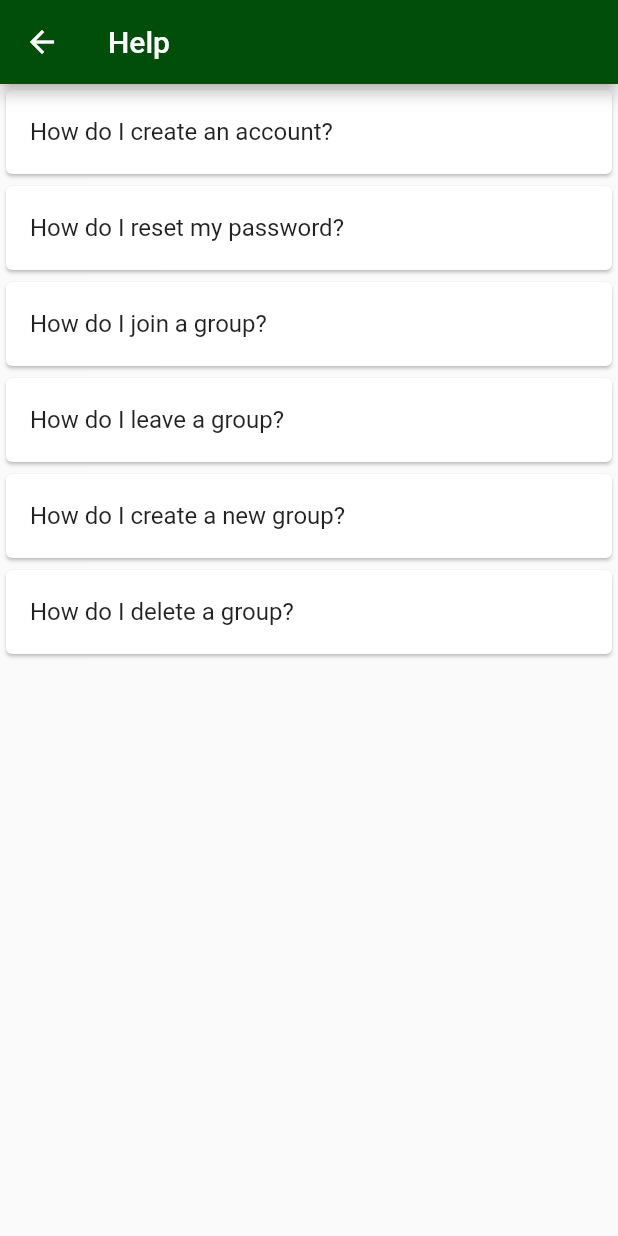
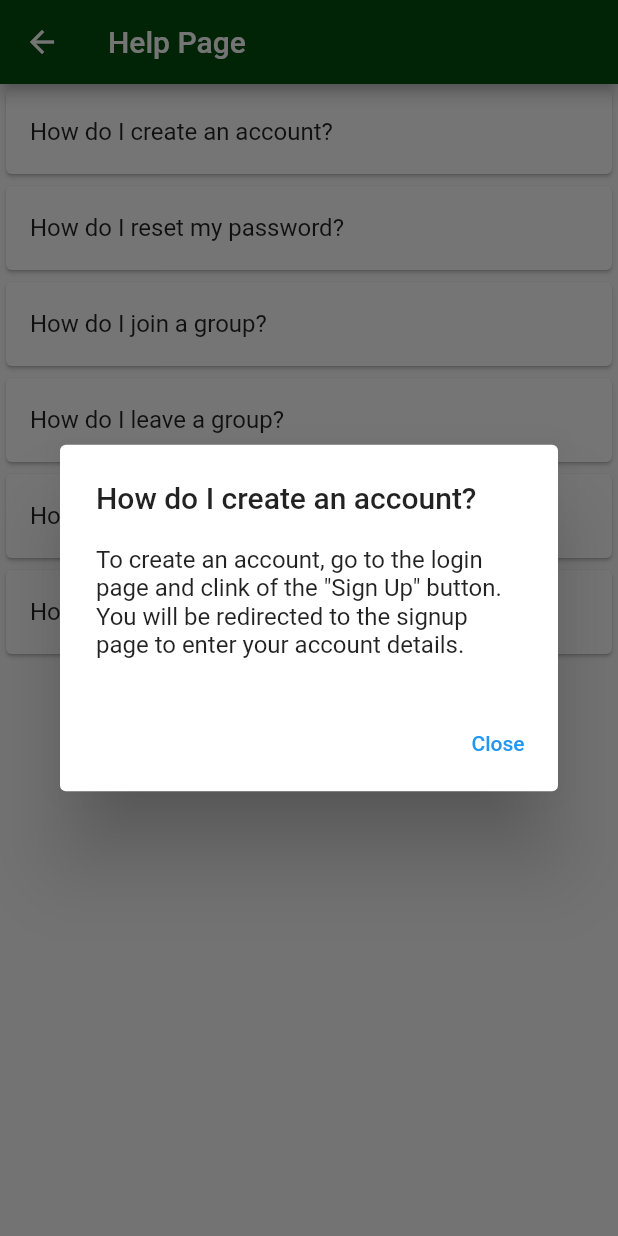
Before and after one commit to Comet-Connect/Comet-Connect, a Flutter app: the HelpPage screen opened directly, after a tap on "How do I create an account?", on a phone screen of 412 x 824 dp. Run offline on Flutter 3.47's test engine with Material 2 defaults, Android fonts, the light colour scheme and no system bars; our stand-ins replace image_picker, shared_preferences, syncfusion_flutter_calendar; accounts and stored records are empty.

Commit message:
updage help page (#34)

```diff
--- a/comet_connect_app/lib/pages/help_page.dart
+++ b/comet_connect_app/lib/pages/help_page.dart
@@ -1,3 +1,5 @@
+// ignore_for_file: prefer_const_constructors
+
 import 'package:comet_connect_app/pages/homepage.dart';
 import 'package:flutter/material.dart';
 
@@ -11,24 +13,47 @@ class HelpPage extends StatelessWidget {
     'How do I delete a group?',
   ];
 
+   final List<String> _faqAnswers = [
+    'To create an account, go to the login page and clink of the "Sign Up" button. You will be redirected to the signup page to enter your account details.',
+    'To reset your password, click on the "forgot password" button on the login page. You will be redirected to another page to reset your password.',
+    'To join a group, go to the group page and click the "Join" button.',
+    'To leave a group, go to the group page and click the "Leave" button.',
+    'To create a new group, go to the groups page and click the "Create Group" button. Then enter the information that it asks for. ',
+    'To delete a group, go to the group page and click the "Delete Group" button.',
+    ];
+
   HelpPage({Key? key}) : super(key: key);
 
   @override
   Widget build(BuildContext context) {
-    return Scaffold(
+        return Scaffold(
       appBar: AppBar(
-        title: const Text('Help'),
+        title: const Text('Help Page'),
         backgroundColor: UTD_color_primary,
       ),
+
       body: ListView.builder(
         itemCount: _faqs.length,
         itemBuilder: (context, index) {
           final faq = _faqs[index];
+          final answer = _faqAnswers[index];
           return Card(
             child: ListTile(
               title: Text(faq),
               onTap: () {
-                // TODO: Show answer to FAQ
+                showDialog(
+                  context: context,
+                  builder: (context) => AlertDialog(
+                    title: Text(faq),
+                    content: Text(answer),
+                    actions: [
+                      TextButton(
+                        onPressed: () => Navigator.pop(context),
+                        child: Text('Close'),
+                      ),
+                    ],
+                  ),
+                );
               },
             ),
           );
```
Also changed, not shown: comet_connect_app/lib/auth/reset.dart (+24 -2 lines), 1 other file.
